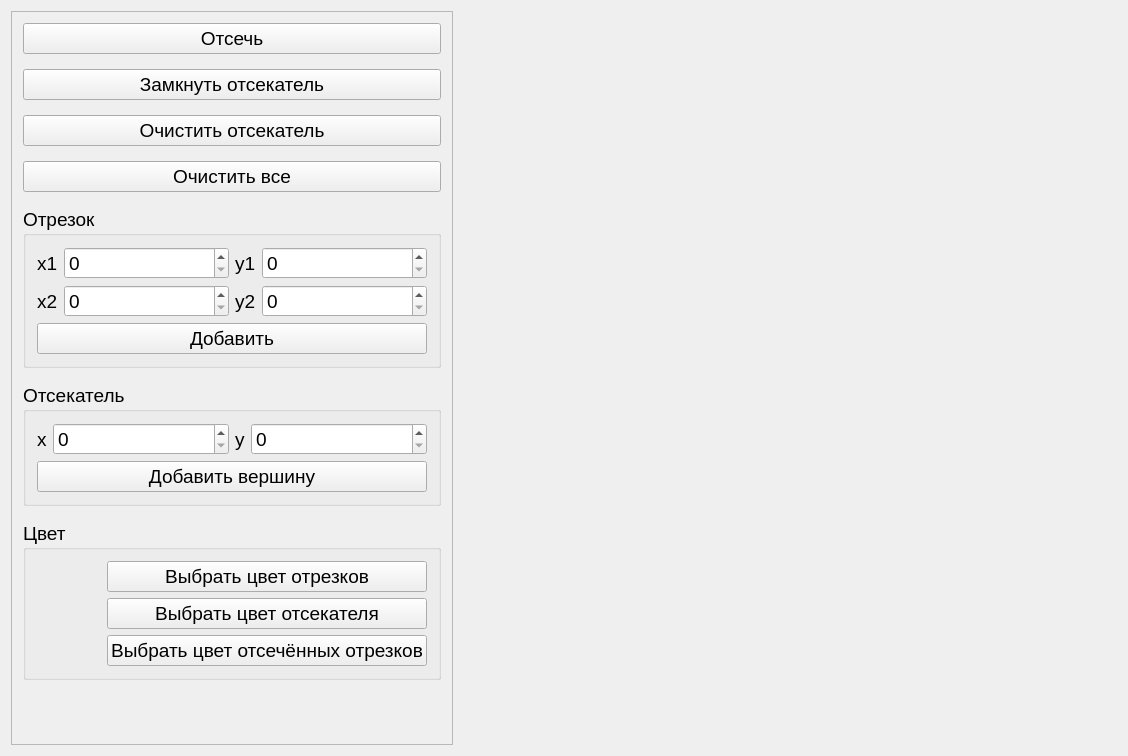
Above: lab_08/mainwindow.ui from jayziga98/BMSTU-sem4-CG before the change. Below: the same form after it.
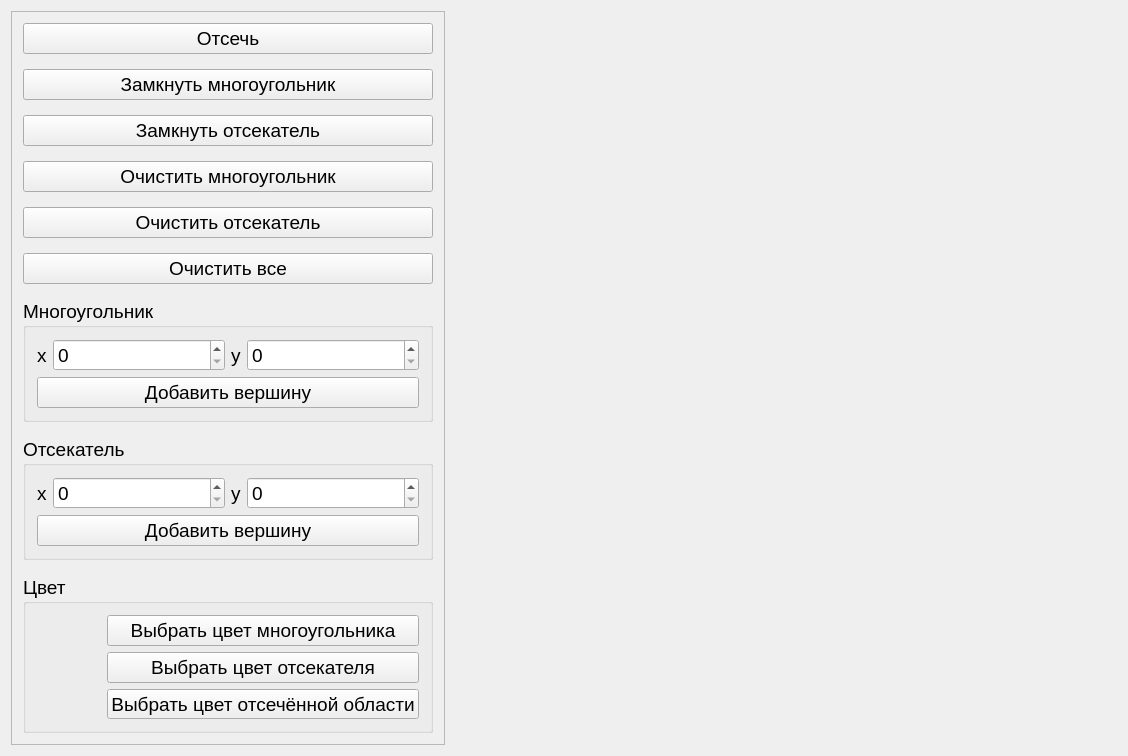
That is the form after the change. Custom widgets are drawn as their Qt base class.

```diff
--- a/lab_08/mainwindow.ui
+++ b/lab_08/mainwindow.ui
@@ -47,100 +47,146 @@
        <property name="verticalSpacing">
         <number>15</number>
        </property>
-       <item row="1" column="0">
-        <widget class="QPushButton" name="closeClipperPushButton">
-         <property name="text">
-          <string>Замкнуть отсекатель</string>
-         </property>
-        </widget>
-       </item>
-       <item row="5" column="0">
-        <widget class="QGroupBox" name="groupBox_2">
+       <item row="8" column="0">
+        <widget class="QGroupBox" name="groupBox_3">
          <property name="sizePolicy">
-          <sizepolicy hsizetype="Minimum" vsizetype="Maximum">
+          <sizepolicy hsizetype="Maximum" vsizetype="Fixed">
            <horstretch>0</horstretch>
            <verstretch>0</verstretch>
           </sizepolicy>
          </property>
          <property name="title">
-          <string>Отсекатель</string>
+          <string>Цвет</string>
          </property>
-         <layout class="QGridLayout" name="gridLayout_3">
+         <layout class="QGridLayout" name="gridLayout_4">
           <item row="1" column="0">
-           <widget class="QPushButton" name="addClipperVertexPushButton">
-            <property name="text">
-             <string>Добавить вершину</string>
-            </property>
-           </widget>
+           <layout class="QHBoxLayout" name="horizontalLayout_14">
+            <item>
+             <widget class="QLabel" name="clipperColorLabel">
+              <property name="sizePolicy">
+               <sizepolicy hsizetype="Maximum" vsizetype="Minimum">
+                <horstretch>0</horstretch>
+                <verstretch>0</verstretch>
+               </sizepolicy>
+              </property>
+              <property name="minimumSize">
+               <size>
+                <width>64</width>
+                <height>0</height>
+               </size>
+              </property>
+              <property name="frameShape">
+               <enum>QFrame::NoFrame</enum>
+              </property>
+              <property name="text">
+               <string/>
+              </property>
+             </widget>
+            </item>
+            <item>
+             <widget class="QPushButton" name="setClipperColorPushButton">
+              <property name="sizePolicy">
+               <sizepolicy hsizetype="Minimum" vsizetype="Minimum">
+                <horstretch>0</horstretch>
+                <verstretch>0</verstretch>
+               </sizepolicy>
+              </property>
+              <property name="text">
+               <string>Выбрать цвет отсекателя</string>
+              </property>
+             </widget>
+            </item>
+           </layout>
+          </item>
+          <item row="2" column="0">
+           <layout class="QHBoxLayout" name="horizontalLayout_15">
+            <item>
+             <widget class="QLabel" name="clippedLineColorLabel">
+              <property name="sizePolicy">
+               <sizepolicy hsizetype="Maximum" vsizetype="Minimum">
+                <horstretch>0</horstretch>
+                <verstretch>0</verstretch>
+               </sizepolicy>
+              </property>
+              <property name="minimumSize">
+               <size>
+                <width>64</width>
+                <height>0</height>
+               </size>
+              </property>
+              <property name="text">
+               <string/>
+              </property>
+             </widget>
+            </item>
+            <item>
+             <widget class="QPushButton" name="setClippedLineColorPushButton">
+              <property name="sizePolicy">
+               <sizepolicy hsizetype="Minimum" vsizetype="Minimum">
+                <horstretch>0</horstretch>
+                <verstretch>0</verstretch>
+               </sizepolicy>
+              </property>
+              <property name="minimumSize">
+               <size>
+                <width>190</width>
+                <height>0</height>
+               </size>
+              </property>
+              <property name="text">
+               <string>Выбрать цвет отсечённой области</string>
+              </property>
+             </widget>
+            </item>
+           </layout>
           </item>
           <item row="0" column="0">
-           <layout class="QHBoxLayout" name="horizontalLayout_12">
+           <layout class="QHBoxLayout" name="horizontalLayout_13">
             <item>
-             <layout class="QHBoxLayout" name="horizontalLayout_7">
-              <item>
-               <widget class="QLabel" name="x1setClipperTextLabel">
-                <property name="sizePolicy">
-                 <sizepolicy hsizetype="Maximum" vsizetype="Minimum">
-                  <horstretch>0</horstretch>
-                  <verstretch>0</verstretch>
-                 </sizepolicy>
-                </property>
-                <property name="text">
-                 <string>x</string>
-                </property>
-               </widget>
-              </item>
-              <item>
-               <widget class="QSpinBox" name="xSpinBox">
-                <property name="sizePolicy">
-                 <sizepolicy hsizetype="Minimum" vsizetype="Maximum">
-                  <horstretch>0</horstretch>
-                  <verstretch>0</verstretch>
-                 </sizepolicy>
-                </property>
-                <property name="maximum">
-                 <number>1200</number>
-                </property>
-               </widget>
-              </item>
-             </layout>
+             <widget class="QLabel" name="polygonColorLabel">
+              <property name="sizePolicy">
+               <sizepolicy hsizetype="Maximum" vsizetype="Minimum">
+                <horstretch>0</horstretch>
+                <verstretch>0</verstretch>
+               </sizepolicy>
+              </property>
+              <property name="minimumSize">
+               <size>
+                <width>64</width>
+                <height>0</height>
+               </size>
+              </property>
+              <property name="text">
+               <string/>
+              </property>
+             </widget>
             </item>
             <item>
-             <layout class="QHBoxLayout" name="horizontalLayout_10">
-              <item>
-               <widget class="QLabel" name="y1setClipperTextLabel">
-                <property name="sizePolicy">
-                 <sizepolicy hsizetype="Maximum" vsizetype="Minimum">
-                  <horstretch>0</horstretch>
-                  <verstretch>0</verstretch>
-                 </sizepolicy>
-                </property>
-                <property name="text">
-                 <string>y</string>
-                </property>
-               </widget>
-              </item>
-              <item>
-               <widget class="QSpinBox" name="ySpinBox">
-                <property name="sizePolicy">
-                 <sizepolicy hsizetype="Minimum" vsizetype="Maximum">
-                  <horstretch>0</horstretch>
-                  <verstretch>0</verstretch>
-                 </sizepolicy>
-                </property>
-                <property name="maximum">
-                 <number>720</number>
-                </property>
-               </widget>
-              </item>
-             </layout>
+             <widget class="QPushButton" name="setPolygonColorPushButton">
+              <property name="sizePolicy">
+               <sizepolicy hsizetype="Minimum" vsizetype="Minimum">
+                <horstretch>0</horstretch>
+                <verstretch>0</verstretch>
+               </sizepolicy>
+              </property>
+              <property name="text">
+               <string>Выбрать цвет многоугольника</string>
+              </property>
+             </widget>
             </item>
            </layout>
           </item>
          </layout>
         </widget>
        </item>
-       <item row="7" column="0">
+       <item row="4" column="0">
+        <widget class="QPushButton" name="deleteClipperPushButton">
+         <property name="text">
+          <string>Очистить отсекатель</string>
+         </property>
+        </widget>
+       </item>
+       <item row="9" column="0">
         <spacer name="verticalSpacer">
          <property name="orientation">
           <enum>Qt::Vertical</enum>
@@ -153,13 +199,6 @@
          </property>
         </spacer>
        </item>
-       <item row="3" column="0">
-        <widget class="QPushButton" name="clearAllPushButton">
-         <property name="text">
-          <string>Очистить все</string>
-         </property>
-        </widget>
-       </item>
        <item row="0" column="0">
         <widget class="QPushButton" name="clipPushButton">
          <property name="text">
@@ -167,7 +206,114 @@
          </property>
         </widget>
        </item>
-       <item row="4" column="0">
+       <item row="1" column="0">
+        <widget class="QPushButton" name="closePolygonPushButton">
+         <property name="text">
+          <string>Замкнуть многоугольник</string>
+         </property>
+        </widget>
+       </item>
+       <item row="5" column="0">
+        <widget class="QPushButton" name="clearAllPushButton">
+         <property name="text">
+          <string>Очистить все</string>
+         </property>
+        </widget>
+       </item>
+       <item row="2" column="0">
+        <widget class="QPushButton" name="closeClipperPushButton">
+         <property name="text">
+          <string>Замкнуть отсекатель</string>
+         </property>
+        </widget>
+       </item>
+       <item row="7" column="0">
+        <widget class="QGroupBox" name="groupBox_2">
+         <property name="sizePolicy">
+          <sizepolicy hsizetype="Minimum" vsizetype="Maximum">
+           <horstretch>0</horstretch>
+           <verstretch>0</verstretch>
+          </sizepolicy>
+         </property>
+         <property name="title">
+          <string>Отсекатель</string>
+         </property>
+         <layout class="QGridLayout" name="gridLayout_3">
+          <item row="1" column="0">
+           <widget class="QPushButton" name="addPolygonVertexPushButton_2">
+            <property name="text">
+             <string>Добавить вершину</string>
+            </property>
+           </widget>
+          </item>
+          <item row="0" column="0">
+           <layout class="QHBoxLayout" name="horizontalLayout_12">
+            <item>
+             <layout class="QHBoxLayout" name="horizontalLayout_7">
+              <item>
+               <widget class="QLabel" name="x1setClipperTextLabel">
+                <property name="sizePolicy">
+                 <sizepolicy hsizetype="Maximum" vsizetype="Minimum">
+                  <horstretch>0</horstretch>
+                  <verstretch>0</verstretch>
+                 </sizepolicy>
+                </property>
+                <property name="text">
+                 <string>x</string>
+                </property>
+               </widget>
+              </item>
+              <item>
+               <widget class="QSpinBox" name="xClipperSpinBox">
+                <property name="sizePolicy">
+                 <sizepolicy hsizetype="Minimum" vsizetype="Maximum">
+                  <horstretch>0</horstretch>
+                  <verstretch>0</verstretch>
+                 </sizepolicy>
+                </property>
+                <property name="maximum">
+                 <number>1200</number>
+                </property>
+               </widget>
+              </item>
+             </layout>
+            </item>
+            <item>
+             <layout class="QHBoxLayout" name="horizontalLayout_10">
+              <item>
+               <widget class="QLabel" name="y1setClipperTextLabel">
+                <property name="sizePolicy">
+                 <sizepolicy hsizetype="Maximum" vsizetype="Minimum">
+                  <horstretch>0</horstretch>
+                  <verstretch>0</verstretch>
+                 </sizepolicy>
+                </property>
+                <property name="text">
+                 <string>y</string>
+                </property>
+               </widget>
+              </item>
+              <item>
+               <widget class="QSpinBox" name="yClipperSpinBox">
+                <property name="sizePolicy">
+                 <sizepolicy hsizetype="Minimum" vsizetype="Maximum">
+                  <horstretch>0</horstretch>
+                  <verstretch>0</verstretch>
+                 </sizepolicy>
+                </property>
+                <property name="maximum">
+                 <number>720</number>
+                </property>
+               </widget>
+              </item>
+             </layout>
+            </item>
+           </layout>
+          </item>
+         </layout>
+        </widget>
+       </item>
+       <item row="6" column="0">
         <widget class="QGroupBox" name="groupBox">
          <property name="sizePolicy">
           <sizepolicy hsizetype="Minimum" vsizetype="Maximum">
@@ -176,9 +322,16 @@
           </sizepolicy>
          </property>
          <property name="title">
-          <string>Отрезок</string>
+          <string>Многоугольник</string>
          </property>
          <layout class="QGridLayout" name="gridLayout_2">
+          <item row="1" column="0">
+           <widget class="QPushButton" name="addPolygonVertexPushButton">
+            <property name="text">
+             <string>Добавить вершину</string>
+            </property>
+           </widget>
+          </item>
           <item row="0" column="0">
            <layout class="QHBoxLayout" name="horizontalLayout_6">
             <item>
@@ -192,7 +345,7 @@
                  </sizepolicy>
                 </property>
                 <property name="text">
-                 <string>x1</string>
+                 <string>x</string>
                 </property>
                </widget>
               </item>
@@ -222,7 +375,7 @@
                  </sizepolicy>
                 </property>
                 <property name="text">
-                 <string>y1</string>
+                 <string>y</string>
                 </property>
                </widget>
               </item>
@@ -243,216 +396,13 @@
             </item>
            </layout>
           </item>
-          <item row="1" column="0">
-           <layout class="QHBoxLayout" name="horizontalLayout_5">
-            <item>
-             <layout class="QHBoxLayout" name="horizontalLayout_2">
-              <item>
-               <widget class="QLabel" name="x2addLineTextLabel">
-                <property name="sizePolicy">
-                 <sizepolicy hsizetype="Maximum" vsizetype="Minimum">
-                  <horstretch>0</horstretch>
-                  <verstretch>0</verstretch>
-                 </sizepolicy>
-                </property>
-                <property name="text">
-                 <string>x2</string>
-                </property>
-               </widget>
-              </item>
-              <item>
-               <widget class="QSpinBox" name="x2SpinBox">
-                <property name="sizePolicy">
-                 <sizepolicy hsizetype="Minimum" vsizetype="Maximum">
-                  <horstretch>0</horstretch>
-                  <verstretch>0</verstretch>
-                 </sizepolicy>
-                </property>
-                <property name="maximum">
-                 <number>1200</number>
-                </property>
-               </widget>
-              </item>
-             </layout>
-            </item>
-            <item>
-             <layout class="QHBoxLayout" name="horizontalLayout_4">
-              <item>
-               <widget class="QLabel" name="y2addLineTextLabel">
-                <property name="sizePolicy">
-                 <sizepolicy hsizetype="Maximum" vsizetype="Minimum">
-                  <horstretch>0</horstretch>
-                  <verstretch>0</verstretch>
-                 </sizepolicy>
-                </property>
-                <property name="text">
-                 <string>y2</string>
-                </property>
-               </widget>
-              </item>
-              <item>
-               <widget class="QSpinBox" name="y2SpinBox">
-                <property name="sizePolicy">
-                 <sizepolicy hsizetype="Minimum" vsizetype="Maximum">
-                  <horstretch>0</horstretch>
-                  <verstretch>0</verstretch>
-                 </sizepolicy>
-                </property>
-                <property name="maximum">
-                 <number>720</number>
-                </property>
-               </widget>
-              </item>
-             </layout>
-            </item>
-           </layout>
-          </item>
-          <item row="2" column="0">
-           <widget class="QPushButton" name="addLinePushButton">
-            <property name="text">
-             <string>Добавить</string>
-            </property>
-           </widget>
-          </item>
          </layout>
         </widget>
        </item>
-       <item row="6" column="0">
-        <widget class="QGroupBox" name="groupBox_3">
-         <property name="sizePolicy">
-          <sizepolicy hsizetype="Maximum" vsizetype="Fixed">
-           <horstretch>0</horstretch>
-           <verstretch>0</verstretch>
-          </sizepolicy>
-         </property>
-         <property name="title">
-          <string>Цвет</string>
-         </property>
-         <layout class="QGridLayout" name="gridLayout_4">
-          <item row="1" column="0">
-           <layout class="QHBoxLayout" name="horizontalLayout_14">
-            <item>
-             <widget class="QLabel" name="clipperColorLabel">
-              <property name="sizePolicy">
-               <sizepolicy hsizetype="Maximum" vsizetype="Minimum">
-                <horstretch>0</horstretch>
-                <verstretch>0</verstretch>
-               </sizepolicy>
-              </property>
-              <property name="minimumSize">
-               <size>
-                <width>64</width>
-                <height>0</height>
-               </size>
-              </property>
-              <property name="frameShape">
-               <enum>QFrame::NoFrame</enum>
-              </property>
-              <property name="text">
-               <string/>
-              </property>
-             </widget>
-            </item>
-            <item>
-             <widget class="QPushButton" name="setClipperColorPushButton">
-              <property name="sizePolicy">
-               <sizepolicy hsizetype="Minimum" vsizetype="Minimum">
-                <horstretch>0</horstretch>
-                <verstretch>0</verstretch>
-               </sizepolicy>
-              </property>
-              <property name="text">
-               <string>Выбрать цвет отсекателя</string>
-              </property>
-             </widget>
-            </item>
-           </layout>
-          </item>
-          <item row="2" column="0">
-           <layout class="QHBoxLayout" name="horizontalLayout_15">
-            <item>
-             <widget class="QLabel" name="clippedLineColorLabel">
-              <property name="sizePolicy">
-               <sizepolicy hsizetype="Maximum" vsizetype="Minimum">
-                <horstretch>0</horstretch>
-                <verstretch>0</verstretch>
-               </sizepolicy>
-              </property>
-              <property name="minimumSize">
-               <size>
-                <width>64</width>
-                <height>0</height>
-               </size>
-              </property>
-              <property name="text">
-               <string/>
-              </property>
-             </widget>
-            </item>
-            <item>
-             <widget class="QPushButton" name="setClippedLineColorPushButton">
-              <property name="sizePolicy">
-               <sizepolicy hsizetype="Minimum" vsizetype="Minimum">
-                <horstretch>0</horstretch>
-                <verstretch>0</verstretch>
-               </sizepolicy>
-              </property>
-              <property name="minimumSize">
-               <size>
-                <width>190</width>
-                <height>0</height>
-               </size>
-              </property>
-              <property name="text">
-               <string>Выбрать цвет отсечённых отрезков</string>
-              </property>
-             </widget>
-            </item>
-           </layout>
-          </item>
-          <item row="0" column="0">
-           <layout class="QHBoxLayout" name="horizontalLayout_13">
-            <item>
-             <widget class="QLabel" name="lineColorLabel">
-              <property name="sizePolicy">
-               <sizepolicy hsizetype="Maximum" vsizetype="Minimum">
-                <horstretch>0</horstretch>
-                <verstretch>0</verstretch>
-               </sizepolicy>
-              </property>
-              <property name="minimumSize">
-               <size>
-                <width>64</width>
-                <height>0</height>
-               </size>
-              </property>
-              <property name="text">
-               <string/>
-              </property>
-             </widget>
-            </item>
-            <item>
-             <widget class="QPushButton" name="setLineBaseColorPushButton">
-              <property name="sizePolicy">
-               <sizepolicy hsizetype="Minimum" vsizetype="Minimum">
-                <horstretch>0</horstretch>
-                <verstretch>0</verstretch>
-               </sizepolicy>
-              </property>
-              <property name="text">
-               <string>Выбрать цвет отрезков</string>
-              </property>
-             </widget>
-            </item>
-           </layout>
-          </item>
-         </layout>
-        </widget>
-       </item>
-       <item row="2" column="0">
-        <widget class="QPushButton" name="deleteClipperPushButton">
+       <item row="3" column="0">
+        <widget class="QPushButton" name="deletePolygonPushButton">
          <property name="text">
-          <string>Очистить отсекатель</string>
+          <string>Очистить многоугольник</string>
          </property>
         </widget>
        </item>
```
Left out of the diff: 6 changed lines with no effect on the pictures.
